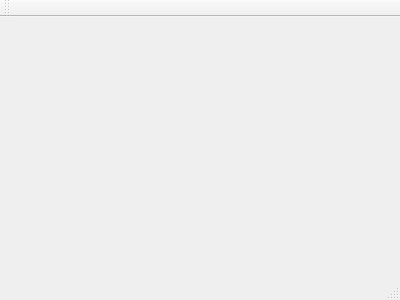
Above: mainwindow.ui from azzc/DateTimePicker before the change. Below: the same form after it.
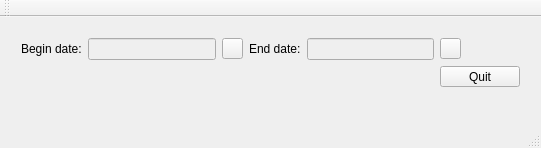
That is the form after the change. Icons and pictures are not drawn.

Commit message: Creating form and dialogs to pick date and time

Diff of the .ui file:
```diff
--- a/mainwindow.ui
+++ b/mainwindow.ui
@@ -1,24 +1,123 @@
 <ui version="4.0">
  <class>MainWindow</class>
- <widget class="QMainWindow" name="MainWindow" >
-  <property name="geometry" >
+ <widget class="QMainWindow" name="MainWindow">
+  <property name="geometry">
    <rect>
     <x>0</x>
     <y>0</y>
-    <width>400</width>
-    <height>300</height>
+    <width>541</width>
+    <height>148</height>
    </rect>
   </property>
   <property name="windowTitle" >
    <string>MainWindow</string>
   </property>
-  <widget class="QMenuBar" name="menuBar" />
-  <widget class="QToolBar" name="mainToolBar" />
-  <widget class="QWidget" name="centralWidget" />
-  <widget class="QStatusBar" name="statusBar" />
+  <widget class="QWidget" name="centralWidget">
+   <widget class="QWidget" name="gridLayoutWidget">
+    <property name="geometry">
+     <rect>
+      <x>10</x>
+      <y>10</y>
+      <width>521</width>
+      <height>71</height>
+     </rect>
+    </property>
+    <layout class="QGridLayout" name="gridLayout">
+     <item row="0" column="1">
+      <widget class="QLineEdit" name="_beginDateTime">
+       <property name="enabled">
+        <bool>false</bool>
+       </property>
+      </widget>
+     </item>
+     <item row="0" column="3">
+      <widget class="QLabel" name="label_2">
+       <property name="text">
+        <string>End date:</string>
+       </property>
+      </widget>
+     </item>
+     <item row="0" column="0">
+      <widget class="QLabel" name="label">
+       <property name="text">
+        <string>Begin date:</string>
+       </property>
+      </widget>
+     </item>
+     <item row="0" column="4">
+      <widget class="QLineEdit" name="_endDateTime">
+       <property name="enabled">
+        <bool>false</bool>
+       </property>
+      </widget>
+     </item>
+     <item row="0" column="2">
+      <widget class="QPushButton" name="pushButton_2">
+       <property name="maximumSize">
+        <size>
+         <width>21</width>
+         <height>21</height>
+        </size>
+       </property>
+       <property name="text">
+        <string/>
+       </property>
+       <property name="icon">
+        <iconset resource="resources.qrc">
+         <normaloff>:/arrow_dropdown</normaloff>:/arrow_dropdown</iconset>
+       </property>
+      </widget>
+     </item>
+     <item row="0" column="5">
+      <widget class="QPushButton" name="pushButton_3">
+       <property name="maximumSize">
+        <size>
+         <width>21</width>
+         <height>21</height>
+        </size>
+       </property>
+       <property name="text">
+        <string/>
+       </property>
+       <property name="icon">
+        <iconset resource="resources.qrc">
+         <normaloff>:/arrow_dropdown</normaloff>:/arrow_dropdown</iconset>
+       </property>
+      </widget>
+     </item>
+     <item row="1" column="5">
+      <widget class="QPushButton" name="pushButton">
+       <property name="text">
+        <string>Quit</string>
+       </property>
+      </widget>
+     </item>
+    </layout>
+   </widget>
+  </widget>
+  <widget class="QMenuBar" name="menuBar">
+   <property name="geometry">
+    <rect>
+     <x>0</x>
+     <y>0</y>
+     <width>541</width>
+     <height>22</height>
+    </rect>
+   </property>
+  </widget>
+  <widget class="QToolBar" name="mainToolBar">
+   <attribute name="toolBarArea">
+    <enum>TopToolBarArea</enum>
+   </attribute>
+   <attribute name="toolBarBreak">
+    <bool>false</bool>
+   </attribute>
+  </widget>
+  <widget class="QStatusBar" name="statusBar"/>
  </widget>
- <layoutDefault spacing="6" margin="11" />
- <pixmapfunction></pixmapfunction>
- <resources/>
+ <layoutdefault spacing="6" margin="11"/>
+ <resources>
+  <include location="resources.qrc"/>
+ </resources>
  <connections/>
 </ui>
```
Left out of the diff: 3 changed lines with no effect on the pictures. The commit also changes 8 other files.
